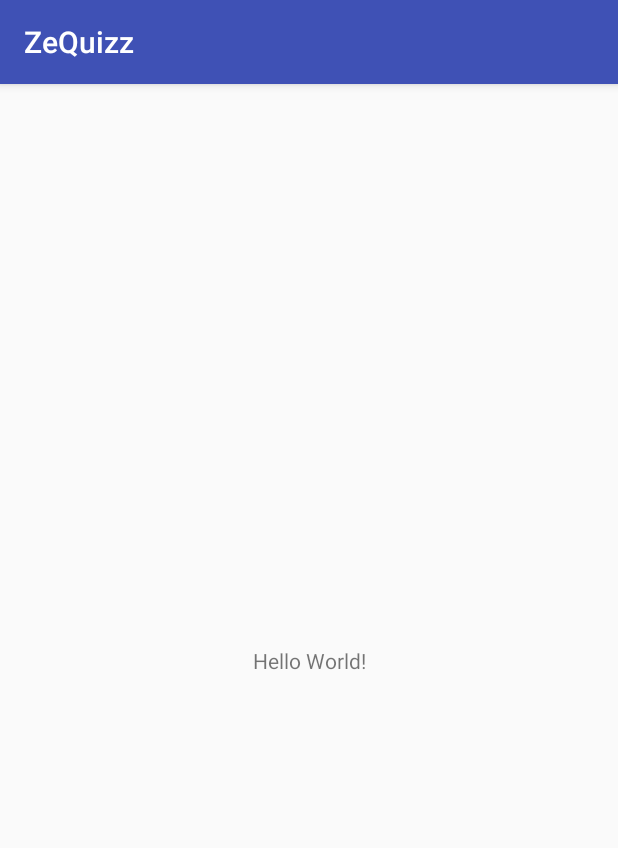
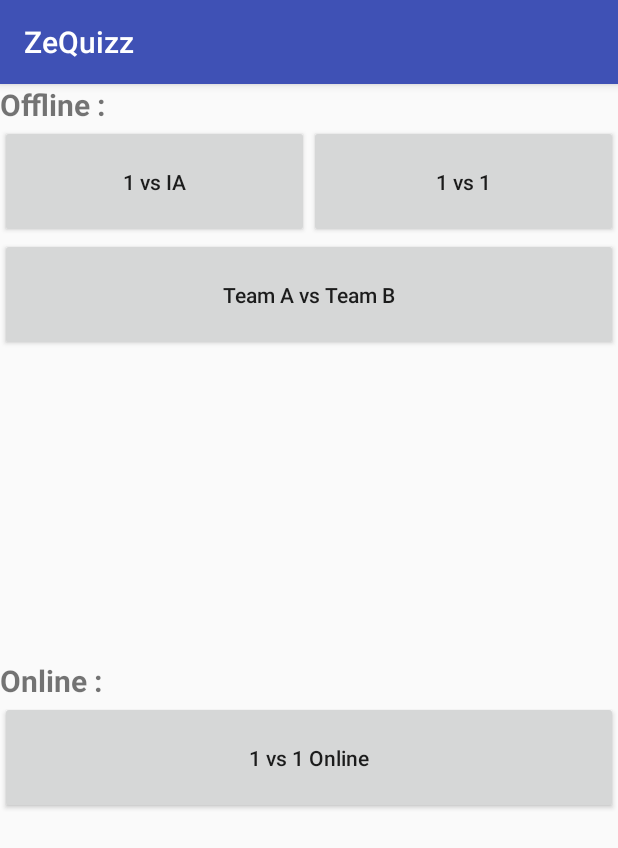
Before and after one commit to maxpo69/Polytech-2017-5A-alternance-GAUTHIER_POMMEL, an Android app: the screen it shows after launch (MainActivity), on a phone screen of 412 x 824 dp. Shown: the top 848 px of the screen. Run offline under Robolectric (Android 15) with nearby library versions, the phone set to English and light mode, and no system bars.

Commit message:
create main interface

```diff
--- a/app/src/main/res/layout/activity_main.xml
+++ b/app/src/main/res/layout/activity_main.xml
@@ -4,15 +4,72 @@
     xmlns:tools="http://schemas.android.com/tools"
     android:layout_width="match_parent"
     android:layout_height="match_parent"
-    tools:context="com.example.epulapp.applicationmobile.MainActivity">
+    tools:context="com.example.epulapp.applicationmobiletp.MainActivity">
+    <LinearLayout
+        android:layout_width="match_parent"
+        android:layout_height="match_parent"
+        android:orientation="vertical">
 
-    <TextView
-        android:layout_width="wrap_content"
-        android:layout_height="wrap_content"
-        android:text="Hello World!"
-        app:layout_constraintBottom_toBottomOf="parent"
-        app:layout_constraintLeft_toLeftOf="parent"
-        app:layout_constraintRight_toRightOf="parent"
-        app:layout_constraintTop_toTopOf="parent" />
+        <LinearLayout
+            android:layout_width="match_parent"
+            android:layout_height="match_parent"
+            android:orientation="vertical"
+            android:layout_weight="1">
 
+            <TextView
+                android:layout_width="wrap_content"
+                android:layout_height="wrap_content"
+                android:text="@string/offline"
+                android:textSize="@dimen/font_size_big"
+                android:textStyle="bold"/>
+            <LinearLayout
+                android:layout_width="match_parent"
+                android:layout_height="wrap_content"
+                android:orientation="horizontal">
+
+                <Button
+                    android:id="@+id/oneVsIA"
+                    android:layout_width="match_parent"
+                    android:layout_height="@dimen/button_size_big"
+                    android:layout_weight="1"
+                    android:text="@string/onevsIA"
+                    android:textAllCaps="false" />
+
+                <Button
+                    android:id="@+id/oneVsone"
+                    android:layout_width="match_parent"
+                    android:layout_height="@dimen/button_size_big"
+                    android:layout_weight="1"
+                    android:text="@string/onevs1"
+                    android:textAllCaps="false" />
+            </LinearLayout>
+
+            <Button
+                android:id="@+id/teamAVsTeamB"
+                android:layout_width="match_parent"
+                android:layout_height="@dimen/button_size_big"
+                android:text="@string/teamAvsTeamB"
+                android:textAllCaps="false" />
+        </LinearLayout>
+        <LinearLayout
+            android:layout_width="match_parent"
+            android:layout_height="match_parent"
+            android:orientation="vertical"
+            android:layout_weight="1">
+
+            <TextView
+                android:layout_width="wrap_content"
+                android:layout_height="wrap_content"
+                android:text="@string/online"
+                android:textSize="@dimen/font_size_big"
+                android:textStyle="bold"/>
+
+            <Button
+                android:id="@+id/oneVsoneOnline"
+                android:layout_width="match_parent"
+                android:layout_height="@dimen/button_size_big"
+                android:text="@string/onevs1online"
+                android:textAllCaps="false" />
+        </LinearLayout>
+    </LinearLayout>
 </android.support.constraint.ConstraintLayout>
```
